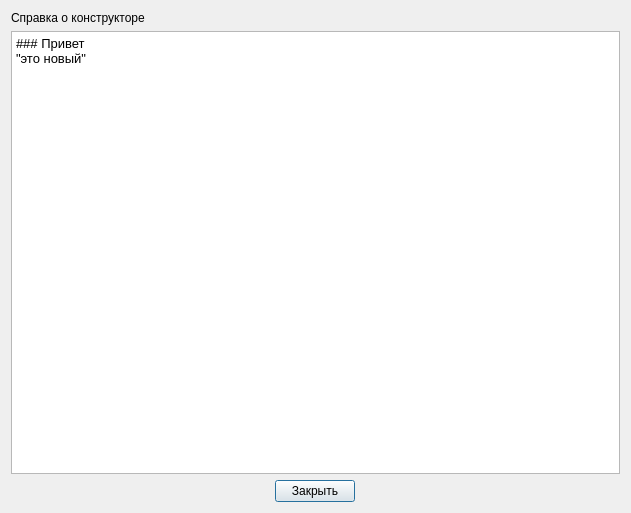
Old version of the form Yandex_lyceum/Python/PyQt_Projects/Gnosi/UI/reference.ui in the repository grigoriy-st/YandexLyceum.
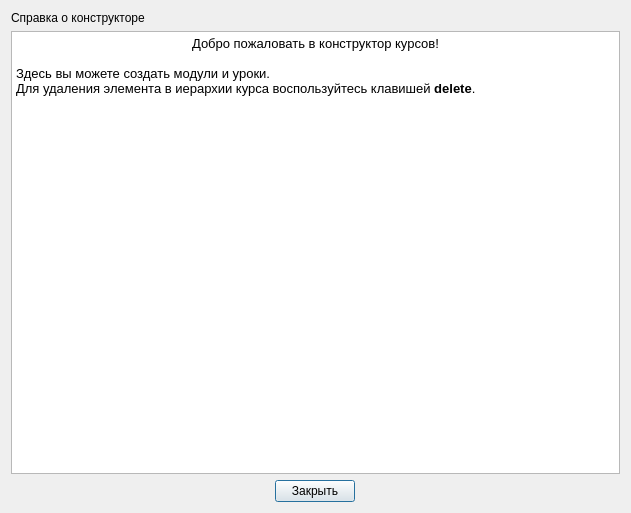
New version of the form.

What changed in the file:
```diff
--- a/Yandex_lyceum/Python/PyQt_Projects/Gnosi/UI/reference.ui
+++ b/Yandex_lyceum/Python/PyQt_Projects/Gnosi/UI/reference.ui
@@ -33,8 +33,11 @@
 li.unchecked::marker { content: &quot;\2610&quot;; }
 li.checked::marker { content: &quot;\2612&quot;; }
 &lt;/style&gt;&lt;/head&gt;&lt;body style=&quot; font-family:'Ubuntu Sans'; font-size:10pt; font-weight:400; font-style:normal;&quot;&gt;
-&lt;p style=&quot; margin-top:0px; margin-bottom:0px; margin-left:0px; margin-right:0px; -qt-block-indent:0; text-indent:0px;&quot;&gt;### Привет&lt;/p&gt;
-&lt;p style=&quot; margin-top:0px; margin-bottom:0px; margin-left:0px; margin-right:0px; -qt-block-indent:0; text-indent:0px;&quot;&gt;&amp;quot;это новый&amp;quot;&lt;/p&gt;&lt;/body&gt;&lt;/html&gt;</string>
+&lt;p align=&quot;center&quot; style=&quot; margin-top:0px; margin-bottom:0px; margin-left:0px; margin-right:0px; -qt-block-indent:0; text-indent:0px;&quot;&gt;Добро пожаловать в конструктор курсов!&lt;/p&gt;
+&lt;p style=&quot;-qt-paragraph-type:empty; margin-top:0px; margin-bottom:0px; margin-left:0px; margin-right:0px; -qt-block-indent:0; text-indent:0px;&quot;&gt;&lt;br /&gt;&lt;/p&gt;
+&lt;p style=&quot; margin-top:0px; margin-bottom:0px; margin-left:0px; margin-right:0px; -qt-block-indent:0; text-indent:0px;&quot;&gt;Здесь вы можете создать модули и уроки.&lt;/p&gt;
+&lt;p style=&quot; margin-top:0px; margin-bottom:0px; margin-left:0px; margin-right:0px; -qt-block-indent:0; text-indent:0px;&quot;&gt;Для удаления элемента в иерархии курса воспользуйтесь клавишей &lt;span style=&quot; font-weight:700;&quot;&gt;delete&lt;/span&gt;.&lt;/p&gt;
+&lt;p style=&quot;-qt-paragraph-type:empty; margin-top:0px; margin-bottom:0px; margin-left:0px; margin-right:0px; -qt-block-indent:0; text-indent:0px;&quot;&gt;&lt;br /&gt;&lt;/p&gt;&lt;/body&gt;&lt;/html&gt;</string>
        </property>
       </widget>
      </item>
```
Left out of the diff: 6 changed lines with no effect on the pictures.
